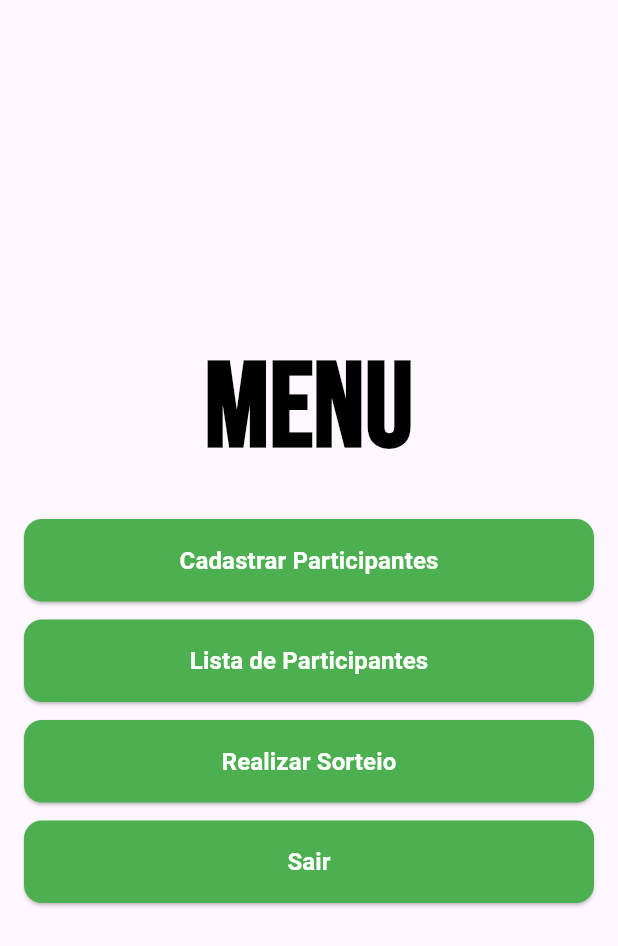
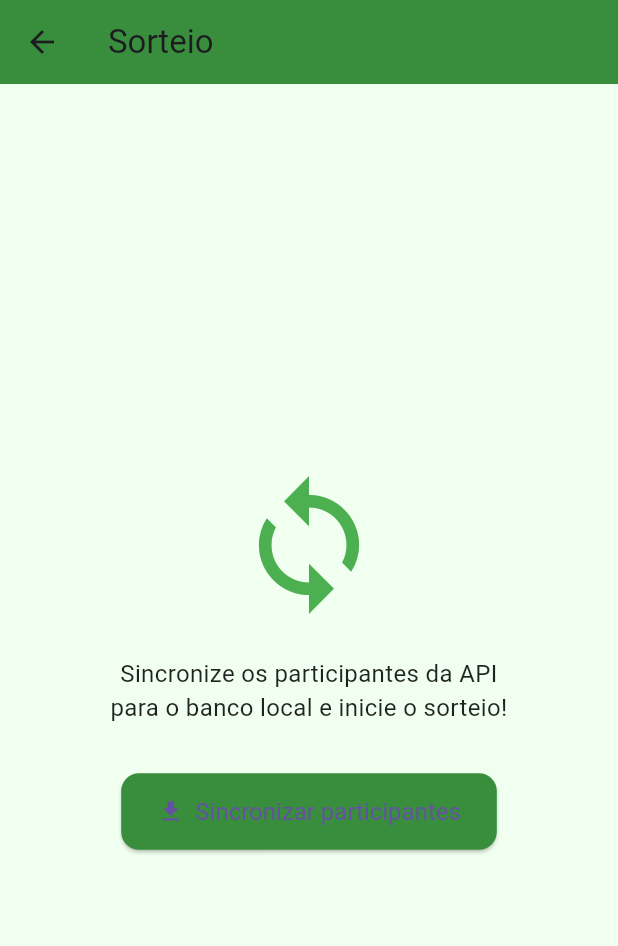
Before and after one commit to GustavoGabriel2203/sorteio_oficial, a Flutter app: the MenuPage screen opened by its route, after a tap on "Realizar Sorteio", on a phone screen of 412 x 824 dp. Shown: the top 946 px of the screen. Run offline on Flutter 3.47's test engine with Material 3 defaults, Android fonts, the light colour scheme and no system bars; our stand-ins replace equatable, floor, flutter_bloc, mask_text_input_formatter, pinput, sqflite; missing offline and left inert: lucid_validation; accounts and stored records are empty; generated files the repository leaves out were written again; Roboto replaces fonts that are missing (Sora).

Commit message:
sincronização de cliente no banco de dados

```diff
--- a/lib/config/routes/app_routes.dart
+++ b/lib/config/routes/app_routes.dart
@@ -1,4 +1,5 @@
 import 'package:flutter/material.dart';
+import 'package:sorteio_oficial/features/draw/presentation/pages/raffle_page.dart';
 import 'package:sorteio_oficial/features/events/presentation/pages/event_page.dart';
 import 'package:sorteio_oficial/features/menu/presentation/pages/menu_page.dart';
 import 'package:sorteio_oficial/features/participants/presentation/pages/participants_page.dart';
@@ -11,6 +12,7 @@ abstract class AppRoutes {
   static const menu = '/menu';
   static const register = '/register';
   static const participants = '/participants';
+  static const rafflepage = '/rafle';
 
   static Route<dynamic> generateRoute(RouteSettings settings) {
     switch (settings.name) {
@@ -32,6 +34,8 @@ abstract class AppRoutes {
       case participants:
         return MaterialPageRoute(builder: (_) => ParticipantsPage());
 
+      case rafflepage:
+        return MaterialPageRoute(builder: (_) => RafflePage());
 
 
       default:
--- /dev/null
+++ b/lib/features/draw/presentation/cubit/rafle_cubit.dart
@@ -0,0 +1,50 @@
+import 'package:flutter_bloc/flutter_bloc.dart';
+import 'package:sorteio_oficial/core/database/dao/customer_dao.dart';
+import 'package:sorteio_oficial/core/entitys/customer_entity.dart';
+import 'package:sorteio_oficial/features/draw/presentation/cubit/rafle_state.dart';
+import 'package:sorteio_oficial/features/participants/presentation/cubit/participants_cubit.dart';
+import 'package:sorteio_oficial/features/participants/presentation/cubit/participants_state.dart';
+
+class RaffleCubit extends Cubit<RaffleState> {
+  final CustomerDao customerDao;
+  final ParticipantCubit participantCubit;
+
+  RaffleCubit({
+    required this.customerDao,
+    required this.participantCubit,
+  }) : super(RaffleInitial());
+
+  Future<void> syncParticipantsToLocal() async {
+    if (participantCubit.state is! ParticipantLoaded) {
+      emit(RaffleError('Nenhum participante carregado.'));
+      return;
+    }
+
+    emit(RaffleSyncing());
+
+    try {
+      final remoteList =
+          (participantCubit.state as ParticipantLoaded).participants;
+
+      final localList = remoteList.map((p) {
+        return Customer(
+          id: null,
+          name: p.name,
+          email: p.email,
+          phone: p.phone,
+          sorted: 0,
+          event: p.eventId,
+          sync: 1,
+        );
+      }).toList();
+
+      for (final c in localList) {
+        await customerDao.insertCustomer(c);
+      }
+
+      emit(RaffleSynced());
+    } catch (e) {
+      emit(RaffleError('Erro ao sincronizar: ${e.toString()}'));
+    }
+  }
+}
--- /dev/null
+++ b/lib/features/draw/presentation/cubit/rafle_state.dart
@@ -0,0 +1,12 @@
+abstract class RaffleState {}
+
+class RaffleInitial extends RaffleState {}
+
+class RaffleSyncing extends RaffleState {}
+
+class RaffleSynced extends RaffleState {}
+
+class RaffleError extends RaffleState {
+  final String message;
+  RaffleError(this.message);
+}
--- /dev/null
+++ b/lib/features/draw/presentation/pages/raffle_page.dart
@@ -0,0 +1,82 @@
+import 'package:flutter/material.dart';
+import 'package:flutter_bloc/flutter_bloc.dart';
+import 'package:sorteio_oficial/features/draw/presentation/cubit/rafle_cubit.dart';
+import 'package:sorteio_oficial/features/draw/presentation/cubit/rafle_state.dart';
+import 'package:sorteio_oficial/features/participants/presentation/cubit/participants_cubit.dart';
+
+class RafflePage extends StatefulWidget {
+  const RafflePage({super.key});
+
+  @override
+  State<RafflePage> createState() => _RafflePageState();
+}
+
+class _RafflePageState extends State<RafflePage> {
+
+
+  @override
+void initState() {
+  super.initState();
+  context.read<ParticipantCubit>().fetchParticipants();
+}
+@override
+  Widget build(BuildContext context) {
+    return Scaffold(
+      backgroundColor: const Color(0xFFF0FFF0),
+      appBar: AppBar(
+        title: const Text('Sorteio'),
+        backgroundColor: Colors.green[700],
+      ),
+      body: Center(
+        child: BlocConsumer<RaffleCubit, RaffleState>(
+          listener: (context, state) {
+            if (state is RaffleSynced) {
+              ScaffoldMessenger.of(context).showSnackBar(
+                const SnackBar(content: Text('Participantes sincronizados com sucesso!')),
+              );
+            } else if (state is RaffleError) {
+              ScaffoldMessenger.of(context).showSnackBar(
+                SnackBar(content: Text(state.message)),
+              );
+            }
+          },
+          builder: (context, state) {
+            return Padding(
+              padding: const EdgeInsets.all(24.0),
+              child: Column(
+                mainAxisAlignment: MainAxisAlignment.center,
+                children: [
+                  const Icon(Icons.sync, size: 100, color: Colors.green),
+                  const SizedBox(height: 24),
+                  const Text(
+                    'Sincronize os participantes da API\npara o banco local e inicie o sorteio!',
+                    textAlign: TextAlign.center,
+                    style: TextStyle(fontSize: 16, color: Colors.black87),
+                  ),
+                  const SizedBox(height: 32),
+                  ElevatedButton.icon(
+                    onPressed: state is RaffleSyncing
+                        ? null
+                        : () => context.read<RaffleCubit>().syncParticipantsToLocal(),
+                    icon: const Icon(Icons.download),
+                    label: Text(
+                      state is RaffleSyncing ? 'Sincronizando...' : 'Sincronizar participantes',
+                    ),
+                    style: ElevatedButton.styleFrom(
+                      backgroundColor: Colors.green[700],
+                      padding: const EdgeInsets.symmetric(horizontal: 24, vertical: 16),
+                      shape: RoundedRectangleBorder(
+                        borderRadius: BorderRadius.circular(12),
+                      ),
+                      textStyle: const TextStyle(fontSize: 16),
+                    ),
+                  ),
+                ],
+              ),
+            );
+          },
+        ),
+      ),
+    );
+  }
+}
--- a/lib/features/menu/presentation/pages/menu_page.dart
+++ b/lib/features/menu/presentation/pages/menu_page.dart
@@ -47,7 +47,7 @@ class MenuPage extends StatelessWidget {
               MenuButton(
                 label: 'Realizar Sorteio',
                 onPressed: () {
-                  // TODO: Implementar lógica futura
+                  Navigator.pushNamed(context, AppRoutes.rafflepage);
                 },
               ),
 
```
Also changed, not shown: lib/features/participants/data/models/participants_model.dart (+12 -9 lines), lib/features/participants/presentation/pages/participants_page.dart (+13 -8 lines), lib/main.dart (+11 -2 lines).
